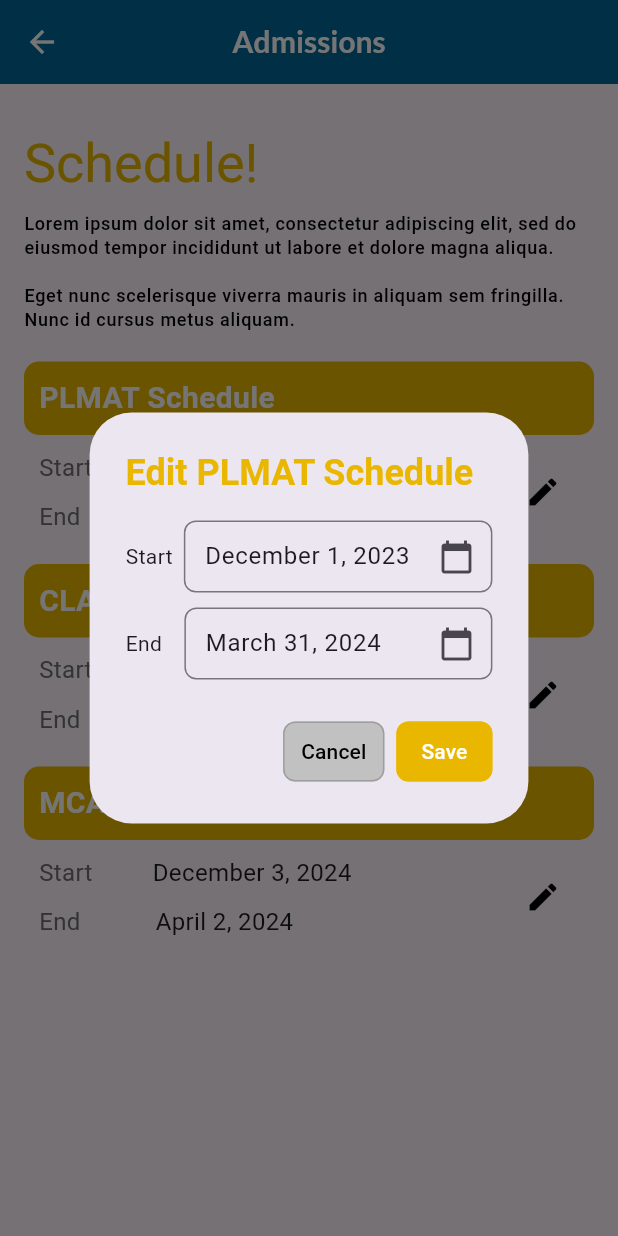
After one commit to JustLiwag/plm-app-faculty-admin, a Flutter app: the AdmissionScheduleScreen screen opened directly, after a tap on the "edit" icon, on a phone screen of 412 x 824 dp. The commit adds this screen. Run offline on Flutter 3.47's test engine with Material 3 defaults, Android fonts, the phone set to English and light mode, and no system bars.

Commit message:
[feature] plm admission schedule

```diff
--- /dev/null
+++ b/lib/screens/admin/admission/pages/admission_schedule.dart
@@ -0,0 +1,368 @@
+import 'package:flutter/material.dart';
+import 'package:mysample/utils/app_styles.dart';
+
+class AdmissionScheduleScreen extends StatefulWidget {
+  const AdmissionScheduleScreen({Key? key}) : super(key: key);
+
+  @override
+  AdmissionScheduleScreenState createState() => AdmissionScheduleScreenState();
+}
+
+class AdmissionScheduleScreenState extends State<AdmissionScheduleScreen> {
+  DateTime plmatStartDate = DateTime(2023, 12, 1);
+  DateTime plmatEndDate = DateTime(2024, 3, 31);
+
+  DateTime clatStartDate = DateTime(2024, 12, 2);
+  DateTime clatEndDate = DateTime(2024, 4, 1);
+
+  DateTime mcatStartDate = DateTime(2024, 12, 3);
+  DateTime mcatEndDate = DateTime(2024, 4, 2);
+
+  @override
+  Widget build(BuildContext context) {
+    return Scaffold(
+      appBar: const CustomAppBar(title: 'Admissions'),
+      body: Padding(
+        padding: const EdgeInsets.all(16.0),
+        child: Column(
+          crossAxisAlignment: CrossAxisAlignment.stretch,
+          children: [
+            const SizedBox(height: 15),
+              Text(
+                'Schedule!',
+                style: Theme.of(context).textTheme.displaySmall?.copyWith(
+                      color: AppTheme.baseGold,
+                    ),
+              ),
+            const SizedBox(height: 10),
+              Text(
+                'Lorem ipsum dolor sit amet, consectetur adipiscing elit, sed do eiusmod tempor incididunt ut labore et dolore magna aliqua. \n\nEget nunc scelerisque viverra mauris in aliquam sem fringilla. Nunc id cursus metus aliquam. ',
+                style: Theme.of(context).textTheme.labelMedium?.copyWith(
+                      color: AppTheme.baseBlack,
+                    ),
+              ),
+            const SizedBox(height: 20),
+            _buildTestSchedule(
+              context,
+              'PLMAT',
+              plmatStartDate,
+              plmatEndDate,
+              (DateTime startDate, DateTime endDate) {
+                setState(() {
+                  plmatStartDate = startDate;
+                  plmatEndDate = endDate;
+                });
+              },
+            ),
+            _buildTestSchedule(
+              context,
+              'CLAT',
+              clatStartDate,
+              clatEndDate,
+              (DateTime startDate, DateTime endDate) {
+                setState(() {
+                  clatStartDate = startDate;
+                  clatEndDate = endDate;
+                });
+              },
+            ),
+            _buildTestSchedule(
+              context,
+              'MCAT',
+              mcatStartDate,
+              mcatEndDate,
+              (DateTime startDate, DateTime endDate) {
+                setState(() {
+                  mcatStartDate = startDate;
+                  mcatEndDate = endDate;
+                });
+              },
+            ),
+          ],
+        ),
+      ),
+    );
+  }
+
+  Widget _buildTestSchedule(
+    BuildContext context,
+    String testName,
+    DateTime startDate,
+    DateTime endDate,
+    Function(DateTime, DateTime) onSave,
+  ) {
+    return Column(
+      crossAxisAlignment: CrossAxisAlignment.stretch,
+      children: [
+        Container(
+          padding: const EdgeInsets.all(8.0),
+          decoration: BoxDecoration(
+            color: const Color(0xFFEAB700),
+            border: Border.all(
+              color: const Color(0xFFEAB700),
+              width: 2.0,
+            ),
+            borderRadius: BorderRadius.circular(10.0),
+          ),
+          child: Text(
+            '$testName Schedule',
+            style: const TextStyle(
+              fontSize: 20.0,
+              fontWeight: FontWeight.bold,
+              color: Colors.white,
+            ),
+          ),
+        ),
+        const SizedBox(height: 10),
+        Row(
+          children: [
+            Expanded(
+              child: Column(
+                crossAxisAlignment: CrossAxisAlignment.start,
+                children: [
+                  Padding(
+                    padding: const EdgeInsets.only(left: 10.0),
+                    child: Row(
+                      children: [
+                        const Text(
+                          'Start',
+                          style: TextStyle(
+                            fontSize: 16.0,
+                            color: Color(0xFF707070),
+                          ),
+                        ),
+                        const SizedBox(width: 40),
+                        Text(
+                          _getFormattedDate(startDate),
+                          style: const TextStyle(
+                            fontSize: 16.0,
+                          ),
+                        ),
+                      ],
+                    ),
+                  ),
+                  const SizedBox(height: 10),
+                  Padding(
+                    padding: const EdgeInsets.only(left: 10.0),
+                    child: Row(
+                      children: [
+                        const Text(
+                          'End',
+                          style: TextStyle(
+                            fontSize: 16.0,
+                            color: Color(0xFF707070),
+                          ),
+                        ),
+                        const SizedBox(width: 50),
+                        Text(
+                          _getFormattedDate(endDate),
+                          style: const TextStyle(
+                            fontSize: 16.0,
+                          ),
+                        ),
+                      ],
+                    ),
+                  ),
+                ],
+              ),
+            ),
+            Padding(
+              padding: const EdgeInsets.only(right: 10.0),
+              child: IconButton(
+                icon: const Icon(Icons.edit, color: Colors.black),
+                onPressed: () {
+                  openDialog(context, testName, startDate, endDate, onSave);
+                },
+              ),
+            ),
+          ],
+        ),
+        const SizedBox(height: 20),
+      ],
+    );
+  }
+
+  Future<void> openDialog(
+    BuildContext context,
+    String testName,
+    DateTime startDate,
+    DateTime endDate,
+    Function(DateTime, DateTime) onSave,
+  ) async {
+    TextEditingController startDateController = TextEditingController(
+      text: _getFormattedDate(startDate),
+    );
+    TextEditingController endDateController = TextEditingController(
+      text: _getFormattedDate(endDate),
+    );
+
+    DateTime? newStartDate = startDate;
+    DateTime? newEndDate = endDate;
+
+    await showDialog<void>(
+      context: context,
+      barrierDismissible: false,
+      builder: (BuildContext context) {
+        return StatefulBuilder(
+          builder: (BuildContext context, setState) {
+            return AlertDialog(
+              title: Text('Edit $testName Schedule',
+                  style: const TextStyle(
+                      color: Color(0xFFEAB700), fontWeight: FontWeight.bold)),
+              content: Column(
+                mainAxisSize: MainAxisSize.min,
+                children: <Widget>[
+                  Row(
+                    children: [
+                      const Text('Start  '),
+                      Expanded(
+                        child: TextFormField(
+                          controller: startDateController,
+                          decoration: InputDecoration(
+                            hintText: 'Select start date',
+                            border: OutlineInputBorder(
+                              borderRadius: BorderRadius.circular(8.0),
+                              borderSide: const BorderSide(width: 1),
+                            ),
+                            contentPadding: const EdgeInsets.symmetric(
+                                vertical: 8.0, horizontal: 10.0),
+                            suffixIcon: const Icon(Icons.calendar_today),
+                          ),
+                          readOnly: true,
+                          onTap: () async {
+                            final selectedDate = await showDatePicker(
+                              context: context,
+                              initialDate: startDate,
+                              firstDate: DateTime(2000),
+                              lastDate: DateTime(2101),
+                            );
+                            if (selectedDate != null) {
+                              setState(() {
+                                newStartDate = selectedDate;
+                                startDateController.text =
+                                    _getFormattedDate(selectedDate);
+                              });
+                            }
+                          },
+                        ),
+                      ),
+                    ],
+                  ),
+                  const SizedBox(height: 10),
+                  Row(
+                    children: [
+                      const Text('End    '),
+                      Expanded(
+                        child: TextFormField(
+                          controller: endDateController,
+                          decoration: InputDecoration(
+                            hintText: 'Select end date',
+                            border: OutlineInputBorder(
+                              borderRadius: BorderRadius.circular(8.0),
+                              borderSide: const BorderSide(width: 1),
+                            ),
+                            contentPadding: const EdgeInsets.symmetric(
+                                vertical: 8.0, horizontal: 10.0),
+                            suffixIcon: const Icon(Icons.calendar_today),
+                          ),
+                          readOnly: true,
+                          onTap: () async {
+                            final selectedDate = await showDatePicker(
+                              context: context,
+                              initialDate: endDate,
+                              firstDate: DateTime(2000),
+                              lastDate: DateTime(2101),
+                            );
+                            if (selectedDate != null) {
+                              setState(() {
+                                newEndDate = selectedDate;
+                                endDateController.text =
+                                    _getFormattedDate(selectedDate);
+                              });
+                            }
+                          },
+                        ),
+                      ),
+                    ],
+                  ),
+                ],
+              ),
+              actions: <Widget>[
+                TextButton(
+                  style: ButtonStyle(
+                    backgroundColor: MaterialStateProperty.all(
+                        const Color.fromARGB(255, 194, 193, 193)),
+                    shape: MaterialStateProperty.all<RoundedRectangleBorder>(
+                      RoundedRectangleBorder(
+                        borderRadius: BorderRadius.circular(8.0),
+                        side: const BorderSide(color: Colors.grey),
+                      ),
+                    ),
+                  ),
+                  child: const Text('Cancel',
+                      style: TextStyle(color: Colors.black)),
+                  onPressed: () {
+                    Navigator.of(context).pop();
+                  },
+                ),
+                TextButton(
+                  style: ButtonStyle(
+                    shape: MaterialStateProperty.all<RoundedRectangleBorder>(
+                      RoundedRectangleBorder(
+                        borderRadius: BorderRadius.circular(8.0),
+                        side: const BorderSide(color: Color(0xFFEAB700)),
+                      ),
+                    ),
+                    backgroundColor: MaterialStateProperty.all<Color>(
+                        const Color(0xFFEAB700)),
+                  ),
+                  child:
+                      const Text('Save', style: TextStyle(color: Colors.white)),
+                  onPressed: () {
+                    onSave(newStartDate ?? startDate, newEndDate ?? endDate);
+                    Navigator.of(context).pop();
+                  },
+                ),
+              ],
+            );
+          },
+        );
+      },
+    );
+  }
+
+  String _getFormattedDate(DateTime date) {
+    return '${_getMonthName(date.month)} ${date.day}, ${date.year}';
+  }
+
+  String _getMonthName(int month) {
+    switch (month) {
+      case 1:
+        return 'January';
+      case 2:
+        return 'February';
+      case 3:
+        return 'March';
+      case 4:
+        return 'April';
+      case 5:
+        return 'May';
+      case 6:
+        return 'June';
+      case 7:
+        return 'July';
+      case 8:
+        return 'August';
+      case 9:
+        return 'September';
+      case 10:
+        return 'October';
+      case 11:
+        return 'November';
+      case 12:
+        return 'December';
+      default:
+        return '';
+    }
+  }
+}
```
Also changed, not shown: lib/screens/admin/admission/admission.dart (+79 -6 lines), lib/screens/admin/onboarding/onboarding_admin.dart (+12 -12 lines), lib/screens/faculty/onboarding/onboarding_faculty.dart (+15 -25 lines).
